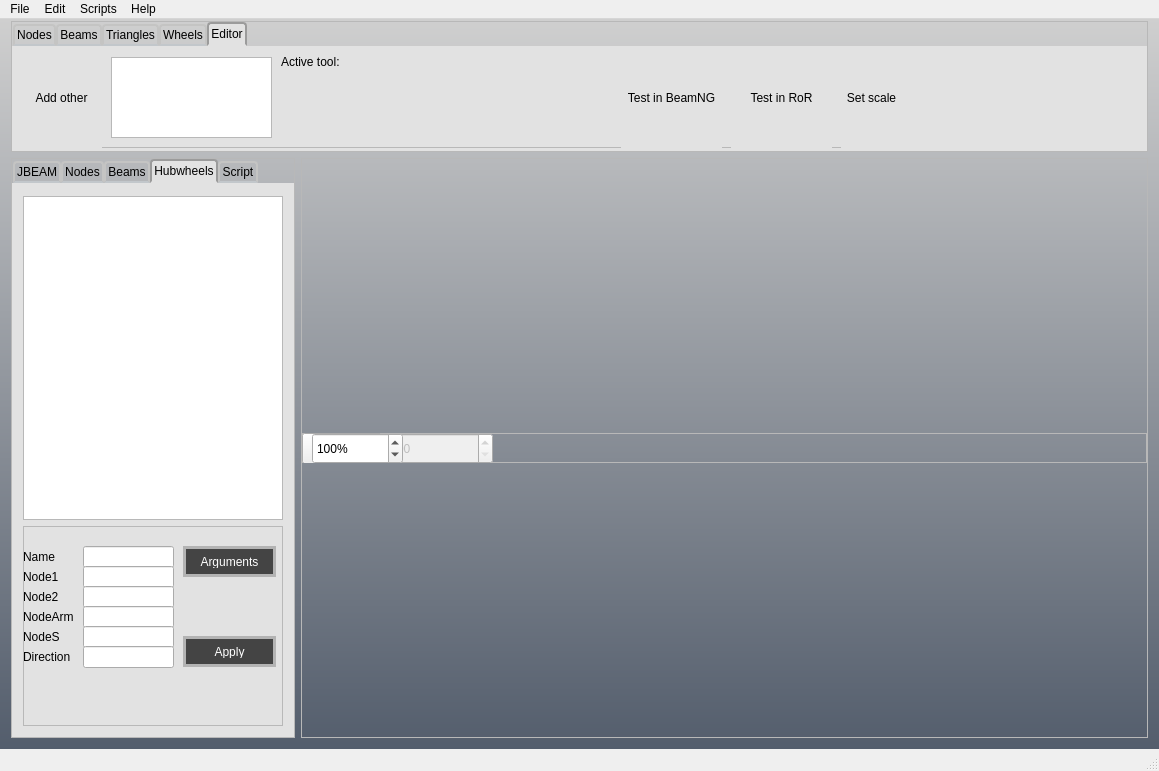
RORMasa/NodeBeamEditor, file source/mainwindow.ui: the form before one commit.
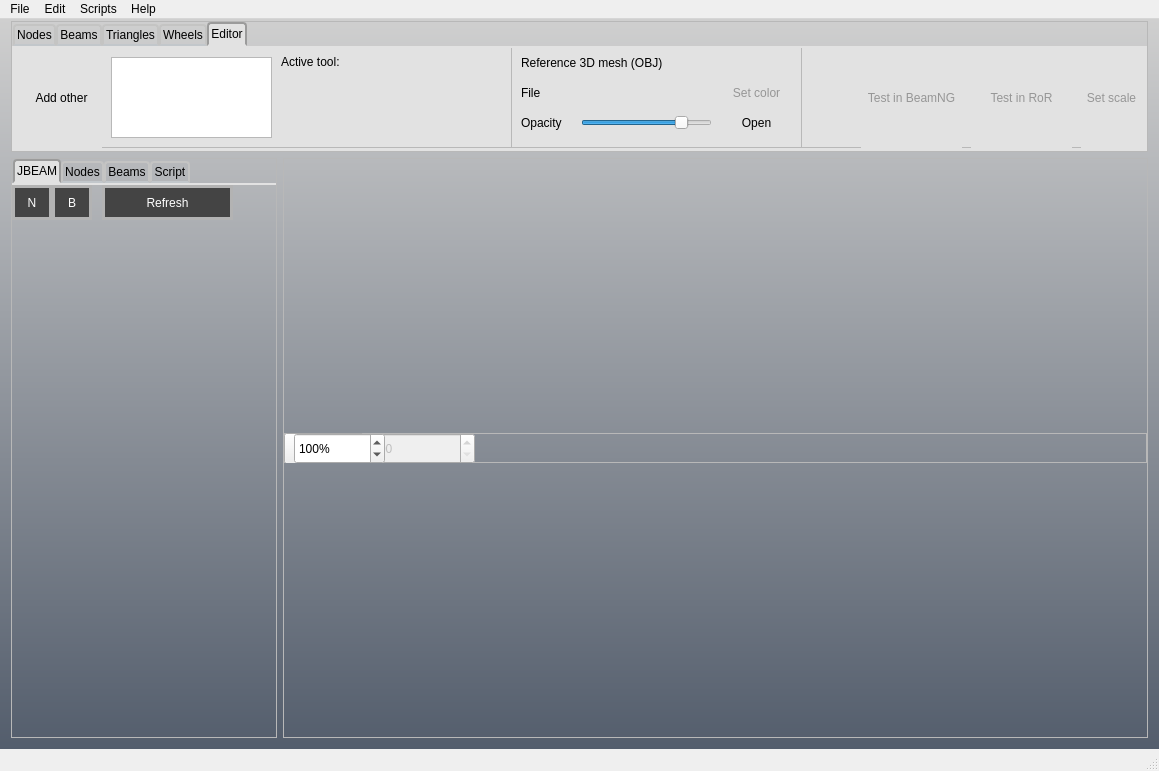
The form after the commit. The open tabs and pages were chosen to show the change. Icons and pictures are not drawn.

Commit message:
3D reference mesh
Added ability to import a reference 3D mesh from OBJ file. Currently it
only works in the main 3D view. Added a checkbox to toggle triangle
drawing on/off.

What changed in the file:
```diff
--- a/source/mainwindow.ui
+++ b/source/mainwindow.ui
@@ -1582,7 +1582,7 @@
             <rect>
              <x>9</x>
              <y>-1</y>
-             <width>881</width>
+             <width>1121</width>
              <height>101</height>
             </rect>
            </property>
@@ -1593,9 +1593,12 @@
             <enum>QFrame::Raised</enum>
            </property>
            <widget class="QToolButton" name="toolButton_18">
+            <property name="enabled">
+             <bool>false</bool>
+            </property>
             <property name="geometry">
              <rect>
-              <x>600</x>
+              <x>840</x>
               <y>0</y>
               <width>101</width>
               <height>101</height>
@@ -1606,9 +1609,12 @@
             </property>
            </widget>
            <widget class="QToolButton" name="toolButton_27">
+            <property name="enabled">
+             <bool>false</bool>
+            </property>
             <property name="geometry">
              <rect>
-              <x>710</x>
+              <x>950</x>
               <y>0</y>
               <width>101</width>
               <height>101</height>
@@ -1619,9 +1625,12 @@
             </property>
            </widget>
            <widget class="QToolButton" name="toolButton_20">
+            <property name="enabled">
+             <bool>false</bool>
+            </property>
             <property name="geometry">
              <rect>
-              <x>820</x>
+              <x>1060</x>
               <y>0</y>
               <width>61</width>
               <height>101</height>
@@ -1698,6 +1707,115 @@
              <string>&lt;html&gt;&lt;head/&gt;&lt;body&gt;&lt;p&gt;&lt;br/&gt;&lt;/p&gt;&lt;/body&gt;&lt;/html&gt;</string>
             </property>
            </widget>
+           <widget class="QFrame" name="frame_6">
+            <property name="geometry">
+             <rect>
+              <x>490</x>
+              <y>0</y>
+              <width>291</width>
+              <height>101</height>
+             </rect>
+            </property>
+            <property name="frameShape">
+             <enum>QFrame::StyledPanel</enum>
+            </property>
+            <property name="frameShadow">
+             <enum>QFrame::Raised</enum>
+            </property>
+            <widget class="QToolButton" name="toolButton_33">
+             <property name="geometry">
+              <rect>
+               <x>210</x>
+               <y>60</y>
+               <width>71</width>
+               <height>31</height>
+              </rect>
+             </property>
+             <property name="toolTip">
+              <string>Import mesh from file</string>
+             </property>
+             <property name="text">
+              <string>Open</string>
+             </property>
+            </widget>
+            <widget class="QLabel" name="label_zcoordinate_12">
+             <property name="geometry">
+              <rect>
+               <x>10</x>
+               <y>0</y>
+               <width>261</width>
+               <height>31</height>
+              </rect>
+             </property>
+             <property name="text">
+              <string>Reference 3D mesh (OBJ)</string>
+             </property>
+            </widget>
+            <widget class="QSlider" name="horizontalSlider">
+             <property name="geometry">
+              <rect>
+               <x>70</x>
+               <y>65</y>
+               <width>131</width>
+               <height>21</height>
+              </rect>
+             </property>
+             <property name="maximum">
+              <number>100</number>
+             </property>
+             <property name="value">
+              <number>80</number>
+             </property>
+             <property name="orientation">
+              <enum>Qt::Horizontal</enum>
+             </property>
+            </widget>
+            <widget class="QLabel" name="label_zcoordinate_13">
+             <property name="geometry">
+              <rect>
+               <x>10</x>
+               <y>60</y>
+               <width>61</width>
+               <height>31</height>
+              </rect>
+             </property>
+             <property name="text">
+              <string>Opacity</string>
+             </property>
+            </widget>
+            <widget class="QLabel" name="label_zcoordinate_14">
+             <property name="geometry">
+              <rect>
+               <x>10</x>
+               <y>30</y>
+               <width>61</width>
+               <height>31</height>
+              </rect>
+             </property>
+             <property name="text">
+              <string>File</string>
+             </property>
+            </widget>
+            <widget class="QToolButton" name="toolButton_34">
+             <property name="enabled">
+              <bool>false</bool>
+             </property>
+             <property name="geometry">
+              <rect>
+               <x>210</x>
+               <y>30</y>
+               <width>71</width>
+               <height>31</height>
+              </rect>
+             </property>
+             <property name="toolTip">
+              <string>Import mesh from file</string>
+             </property>
+             <property name="text">
+              <string>Set color</string>
+             </property>
+            </widget>
+           </widget>
           </widget>
          </widget>
         </widget>
@@ -2349,208 +2467,6 @@
              </item>
             </layout>
            </widget>
-           <widget class="QWidget" name="tab_wheels">
-            <property name="sizePolicy">
-             <sizepolicy hsizetype="Expanding" vsizetype="Preferred">
-              <horstretch>0</horstretch>
-              <verstretch>0</verstretch>
-             </sizepolicy>
-            </property>
-            <attribute name="title">
-             <string>Hubwheels</string>
-            </attribute>
-            <layout class="QVBoxLayout" name="verticalLayout_4">
-             <item>
-              <widget class="QListWidget" name="listWidget"/>
-             </item>
-             <item>
-              <widget class="QFrame" name="frame_6">
-               <property name="sizePolicy">
-                <sizepolicy hsizetype="Preferred" vsizetype="Fixed">
-                 <horstretch>0</horstretch>
-                 <verstretch>0</verstretch>
-                </sizepolicy>
-               </property>
-               <property name="minimumSize">
-                <size>
-                 <width>0</width>
-                 <height>200</height>
-                </size>
-               </property>
-               <property name="frameShape">
-                <enum>QFrame::StyledPanel</enum>
-               </property>
-               <property name="frameShadow">
-                <enum>QFrame::Raised</enum>
-               </property>
-               <widget class="QLineEdit" name="lineEdit_hubwheel">
-                <property name="geometry">
-                 <rect>
-                  <x>60</x>
-                  <y>20</y>
-                  <width>91</width>
-                  <height>22</height>
-                 </rect>
-                </property>
-               </widget>
-               <widget class="QLineEdit" name="lineEdit_hubwheel_2">
-                <property name="geometry">
-                 <rect>
-                  <x>60</x>
-                  <y>40</y>
-                  <width>91</width>
-                  <height>22</height>
-                 </rect>
-                </property>
-               </widget>
-               <widget class="QLineEdit" name="lineEdit_hubwheel_3">
-                <property name="geometry">
-                 <rect>
-                  <x>60</x>
-                  <y>60</y>
-                  <width>91</width>
-                  <height>22</height>
-                 </rect>
-                </property>
-               </widget>
-               <widget class="QLineEdit" name="lineEdit_hubwheel_4">
-                <property name="geometry">
-                 <rect>
-                  <x>60</x>
-                  <y>80</y>
-                  <width>91</width>
-                  <height>22</height>
-                 </rect>
-                </property>
-               </widget>
-               <widget class="QLineEdit" name="lineEdit_hubwheel_5">
-                <property name="geometry">
-                 <rect>
-                  <x>60</x>
-                  <y>100</y>
-                  <width>91</width>
-                  <height>22</height>
-                 </rect>
-                </property>
-               </widget>
-               <widget class="QLineEdit" name="lineEdit_hubwheel_6">
-                <property name="geometry">
-                 <rect>
-                  <x>60</x>
-                  <y>120</y>
-                  <width>91</width>
-                  <height>22</height>
-                 </rect>
-                </property>
-               </widget>
-               <widget class="QLabel" name="label_hubwheel">
-                <property name="geometry">
-                 <rect>
-                  <x>0</x>
-                  <y>20</y>
-                  <width>53</width>
-                  <height>21</height>
-                 </rect>
-                </property>
-                <property name="text">
-                 <string>Name</string>
-                </property>
-               </widget>
-               <widget class="QLabel" name="label_hubwheel_2">
-                <property name="geometry">
-                 <rect>
-                  <x>0</x>
-                  <y>40</y>
-                  <width>53</width>
-                  <height>21</height>
-                 </rect>
-                </property>
-                <property name="text">
-                 <string>Node1</string>
-                </property>
-               </widget>
-               <widget class="QLabel" name="label_hubwheel_3">
-                <property name="geometry">
-                 <rect>
-                  <x>0</x>
-                  <y>60</y>
-                  <width>53</width>
-                  <height>21</height>
-                 </rect>
-                </property>
-                <property name="text">
-                 <string>Node2</string>
-                </property>
-               </widget>
-               <widget class="QLabel" name="label_hubwheel_4">
-                <property name="geometry">
-                 <rect>
-                  <x>0</x>
-                  <y>80</y>
-                  <width>61</width>
-                  <height>21</height>
-                 </rect>
-                </property>
-                <property name="text">
-                 <string>NodeArm</string>
-                </property>
-               </widget>
-               <widget class="QLabel" name="label_hubwheel_5">
-                <property name="geometry">
-                 <rect>
-                  <x>0</x>
-                  <y>100</y>
-                  <width>53</width>
-                  <height>21</height>
-                 </rect>
-                </property>
-                <property name="text">
-                 <string>NodeS</string>
-                </property>
-               </widget>
-               <widget class="QLabel" name="label_hubwheel_6">
-                <property name="geometry">
-                 <rect>
-                  <x>0</x>
-                  <y>120</y>
-                  <width>61</width>
-                  <height>21</height>
-                 </rect>
-                </property>
-                <property name="text">
-                 <string>Direction</string>
-                </property>
-               </widget>
-               <widget class="QPushButton" name="pushButton">
-                <property name="geometry">
-                 <rect>
-                  <x>160</x>
-                  <y>110</y>
-                  <width>93</width>
-                  <height>31</height>
-                 </rect>
-                </property>
-                <property name="text">
-                 <string>Apply</string>
-                </property>
-               </widget>
-               <widget class="QPushButton" name="pushButton_2">
-                <property name="geometry">
-                 <rect>
-                  <x>160</x>
-                  <y>20</y>
-                  <width>93</width>
-                  <height>31</height>
-                 </rect>
-                </property>
-                <property name="text">
-                 <string>Arguments</string>
-                </property>
-               </widget>
-              </widget>
-             </item>
-            </layout>
-           </widget>
            <widget class="QWidget" name="tab_5_lua">
             <attribute name="title">
              <string>Script</string>
```
Left out of the diff: 5 changed lines with no effect on the pictures. The commit also changes 6 other files.
